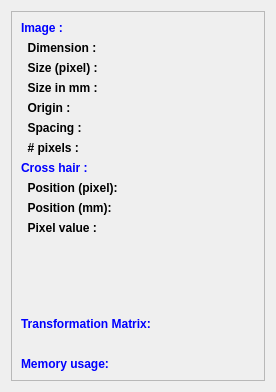
First picture: the form in vv/qt_ui/vvInfoPanel.ui, repository open-vv/vv, before the edit.
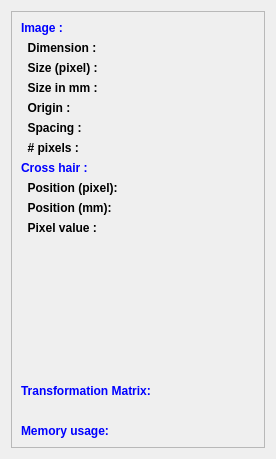
Second picture: the form after the edit.

Commit message: Update panel height

What changed in the file:
```diff
--- a/vv/qt_ui/vvInfoPanel.ui
+++ b/vv/qt_ui/vvInfoPanel.ui
@@ -7,7 +7,7 @@
     <x>0</x>
     <y>0</y>
     <width>276</width>
-    <height>392</height>
+    <height>459</height>
    </rect>
   </property>
   <property name="sizePolicy">
@@ -31,7 +31,7 @@
         <x>0</x>
         <y>0</y>
         <width>262</width>
-        <height>378</height>
+        <height>445</height>
        </rect>
       </property>
       <layout class="QGridLayout" name="gridLayout">
```
